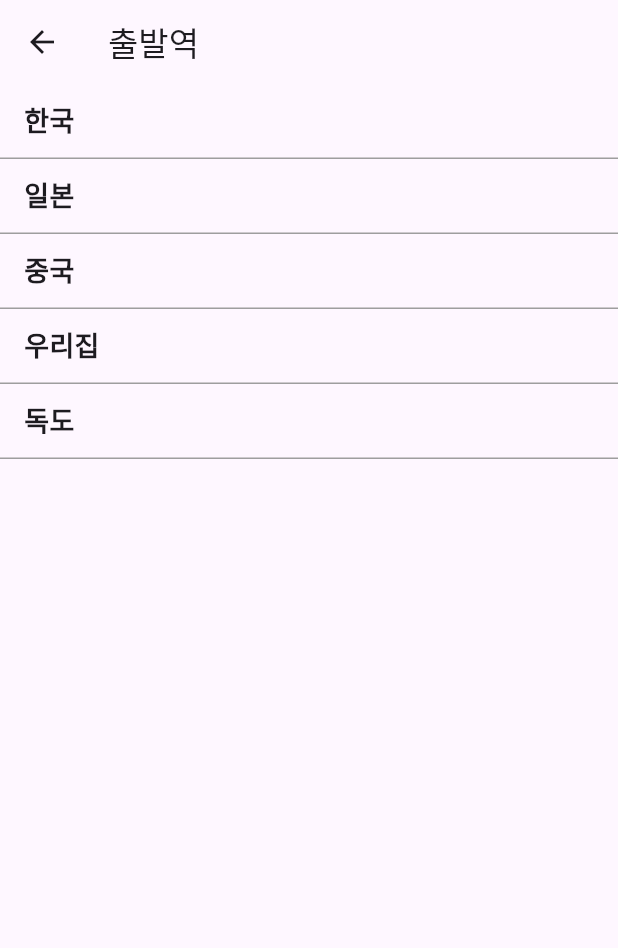
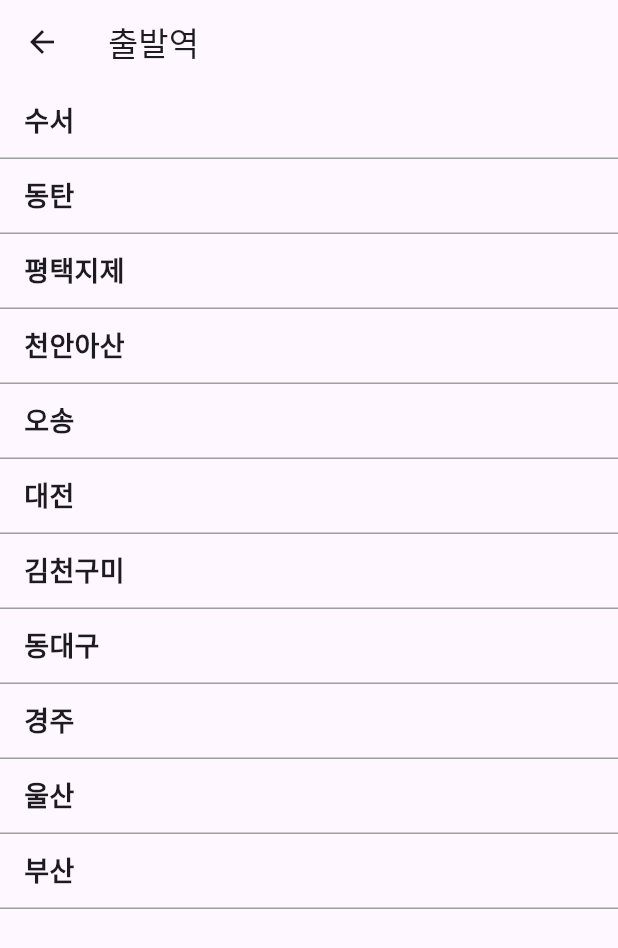
Before and after one commit to FEgguri/flutter_train_app, a Flutter app: the screen it shows after launch, after a tap on "출발역", on a phone screen of 412 x 824 dp. Shown: the top 948 px of the screen. Run offline on Flutter 3.47's test engine with Material 3 defaults, Android fonts, the phone set to English and light mode, and no system bars.

Commit message:
feat:중복역 선택 검증 코드 추가

```diff
--- a/lib/home_page.dart
+++ b/lib/home_page.dart
@@ -1,11 +1,10 @@
 import 'package:flutter/cupertino.dart';
 import 'package:flutter/material.dart';
-import 'package:flutter/widgets.dart';
 import 'package:flutter_train_app/seat_page.dart';
 import 'package:flutter_train_app/station_list_page.dart';
 
 class HomePage extends StatefulWidget {
-  HomePage({super.key});
+  const HomePage({super.key});
 
   @override
   State<StatefulWidget> createState() => _HomePageState();
@@ -16,6 +15,23 @@ class _HomePageState extends State<HomePage> {
   String? arrivalStation;
   @override
   Widget build(BuildContext context) {
+    dialog(String dialog) {
+      //팝업
+      showCupertinoDialog(
+        context: context,
+        builder: (_) => CupertinoAlertDialog(
+          title: Text('오류'),
+          content: Text(dialog),
+          actions: [
+            CupertinoDialogAction(
+              child: Text('확인'),
+              onPressed: () => Navigator.pop(context),
+            ),
+          ],
+        ),
+      );
+    }
+
     return Scaffold(
       appBar: AppBar(title: Text('기차 예매'), centerTitle: true),
       backgroundColor: Colors.grey[200],
@@ -43,7 +59,10 @@ class _HomePageState extends State<HomePage> {
                             final result = await Navigator.push(
                               context,
                               MaterialPageRoute(
-                                builder: (_) => StationListPage(title: '출발역'),
+                                builder: (_) => StationListPage(
+                                  title: '출발역',
+                                  sameStation: arrivalStation,
+                                ),
                               ),
                             );
                             if (result != null) {
@@ -80,7 +99,10 @@ class _HomePageState extends State<HomePage> {
                             final result = await Navigator.push(
                               context,
                               MaterialPageRoute(
-                                builder: (_) => StationListPage(title: '도착역'),
+                                builder: (_) => StationListPage(
+                                  title: '도착역',
+                                  sameStation: departureStation,
+                                ),
                               ),
                             );
                             if (result != null) {
@@ -130,34 +152,12 @@ class _HomePageState extends State<HomePage> {
                         );
                       } else if (departureStation == null &&
                           arrivalStation != null) {
-                        showCupertinoDialog(
-                          context: context,
-                          builder: (_) => CupertinoAlertDialog(
-                            title: Text('오류'),
-                            content: Text('출발역을 선택해주세요'),
-                            actions: [
-                              CupertinoDialogAction(
-                                child: Text('확인'),
-                                onPressed: () => Navigator.pop(context),
-                              ),
-                            ],
-                          ),
-                        );
-                      } else if (departureStation == null &&
+                        dialog('출발역을 선택해주세요');
+                      } else if (departureStation != null &&
                           arrivalStation == null) {
-                        showCupertinoDialog(
-                          context: context,
-                          builder: (_) => CupertinoAlertDialog(
-                            title: Text('오류'),
-                            content: Text('도착역을 선택해주세요'),
-                            actions: [
-                              CupertinoDialogAction(
-                                child: Text('확인'),
-                                onPressed: () => Navigator.pop(context),
-                              ),
-                            ],
-                          ),
-                        );
+                        dialog('도착역을 선택해주세요');
+                      } else {
+                        dialog('출발역,도착역을 선택해주세요');
                       }
                     },
                     style: ElevatedButton.styleFrom(
--- a/lib/station_list_page.dart
+++ b/lib/station_list_page.dart
@@ -1,13 +1,32 @@
+import 'package:flutter/cupertino.dart';
 import 'package:flutter/material.dart';
 
 class StationListPage extends StatelessWidget {
   final String title; //appbar에 표시할 타이틀 이름
+  final String? sameStation;
 
-  StationListPage({super.key, required this.title});
+  const StationListPage({
+    super.key,
+    required this.title,
+    required this.sameStation,
+  });
 
   @override
   Widget build(BuildContext context) {
-    List<String> stations = ['한국', '일본', '중국', '우리집', '독도'];
+    List<String> stations = [
+      "수서",
+      "동탄",
+      "평택지제",
+      "천안아산",
+      "오송",
+      "대전",
+      "김천구미",
+      "동대구",
+      "경주",
+      "울산",
+      "부산",
+    ];
+    stations.remove(sameStation); //중복된역제거
     return Scaffold(
       appBar: AppBar(title: Text(title)),
       body: ListView.builder(
@@ -15,7 +34,25 @@ class StationListPage extends StatelessWidget {
         itemBuilder: (context, index) {
           return GestureDetector(
             onTap: () {
-              Navigator.pop(context, stations[index]); // 선택한 역 반환
+              if (sameStation != stations[index]) {
+                Navigator.pop(context, stations[index]);
+              } else {
+                showCupertinoDialog(
+                  //중복된 역이 혹시 나왔을때 검증
+                  context: context,
+                  builder: (_) => CupertinoAlertDialog(
+                    title: Text('오류'),
+                    content: Text('중복된 역입니다. 다른 역을 선택해주세요'),
+                    actions: [
+                      CupertinoDialogAction(
+                        child: Text('확인'),
+                        onPressed: () => Navigator.pop(context),
+                      ),
+                    ],
+                  ),
+                );
+              }
+              // 선택한 역 반환
             },
             child: Container(
               height: 50,
```
